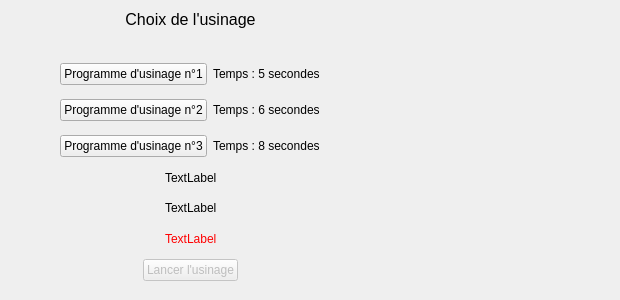
First picture: the form in Views/ProgramsList.ui, repository Soluce-Development/Maquette, before the edit.
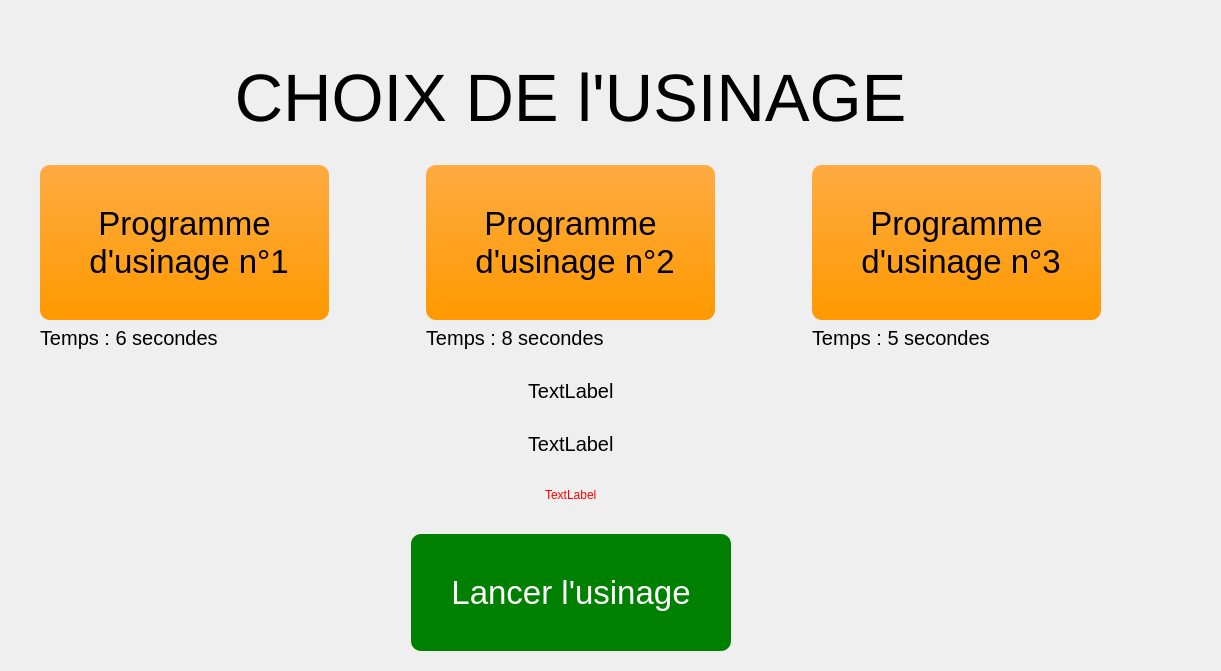
Second picture: the form after the edit.

Diff of the .ui file:
```diff
--- a/Views/ProgramsList.ui
+++ b/Views/ProgramsList.ui
@@ -6,8 +6,8 @@
    <rect>
     <x>0</x>
     <y>0</y>
-    <width>620</width>
-    <height>300</height>
+    <width>1221</width>
+    <height>671</height>
    </rect>
   </property>
   <property name="windowTitle">
@@ -16,24 +16,46 @@
   <widget class="QWidget" name="verticalLayoutWidget_2">
    <property name="geometry">
     <rect>
-     <x>60</x>
-     <y>10</y>
-     <width>261</width>
-     <height>271</height>
+     <x>0</x>
+     <y>20</y>
+     <width>1141</width>
+     <height>671</height>
     </rect>
    </property>
    <layout class="QVBoxLayout" name="verticalLayout_2">
     <item>
      <layout class="QVBoxLayout" name="verticalLayout">
+      <item>
+       <spacer name="verticalSpacer_9">
+        <property name="orientation">
+         <enum>Qt::Vertical</enum>
+        </property>
+        <property name="sizeType">
+         <enum>QSizePolicy::Fixed</enum>
+        </property>
+        <property name="sizeHint" stdset="0">
+         <size>
+          <width>20</width>
+          <height>40</height>
+         </size>
+        </property>
+       </spacer>
+      </item>
       <item>
        <widget class="QLabel" name="label_4">
         <property name="font">
          <font>
-          <pointsize>12</pointsize>
+          <pointsize>50</pointsize>
          </font>
         </property>
+        <property name="styleSheet">
+         <string notr="true">QLabel {
+	qproperty-alignment: AlignCenter;
+	font-size: 50pt;
+}</string>
+        </property>
         <property name="text">
-         <string>Choix de l'usinage</string>
+         <string>CHOIX DE l'USINAGE</string>
         </property>
         <property name="alignment">
          <set>Qt::AlignCenter</set>
@@ -45,6 +67,9 @@
         <property name="orientation">
          <enum>Qt::Vertical</enum>
         </property>
+        <property name="sizeType">
+         <enum>QSizePolicy::Expanding</enum>
+        </property>
         <property name="sizeHint" stdset="0">
          <size>
           <width>20</width>
@@ -56,66 +81,59 @@
       <item>
        <layout class="QHBoxLayout" name="horizontalLayout">
         <item>
-         <layout class="QHBoxLayout" name="horizontalLayout_4">
+         <spacer name="horizontalSpacer_10">
+          <property name="orientation">
+           <enum>Qt::Horizontal</enum>
+          </property>
+          <property name="sizeType">
+           <enum>QSizePolicy::Fixed</enum>
+          </property>
+          <property name="sizeHint" stdset="0">
+           <size>
+            <width>40</width>
+            <height>20</height>
+           </size>
+          </property>
+         </spacer>
+        </item>
+        <item>
+         <layout class="QVBoxLayout" name="verticalLayout_5">
           <item>
            <widget class="QPushButton" name="btn_prog1">
             <property name="styleSheet">
-             <string notr="true">checked {color: white; background-color: green;}</string>
+             <string notr="true">QPushButton
+{
+	background-color: qlineargradient(spread:repeat, x1:1, y1:0, x2:1, y2:1, stop:0 rgba(254, 171, 66, 255),stop:1 rgba(255, 153, 0, 255));
+	color: #000;
+	font-size: 25pt;
+	border-radius: 10px;
+	padding: 40px;
+
+
+}
+
+QPushButton::pressed
+{
+	background-color: #6b960f;
+
+}
+
+</string>
             </property>
             <property name="text">
-             <string>Programme d'usinage n°1</string>
-            </property>
-            <property name="checkable">
-             <bool>true</bool>
-            </property>
-            <property name="checked">
-             <bool>false</bool>
-            </property>
-           </widget>
-          </item>
-          <item>
-           <widget class="QLabel" name="label_5">
-            <property name="text">
-             <string>Temps : 5 secondes</string>
-            </property>
-           </widget>
-          </item>
-         </layout>
-        </item>
-       </layout>
-      </item>
-      <item>
-       <spacer name="verticalSpacer">
-        <property name="orientation">
-         <enum>Qt::Vertical</enum>
-        </property>
-        <property name="sizeType">
-         <enum>QSizePolicy::Maximum</enum>
-        </property>
-        <property name="sizeHint" stdset="0">
-         <size>
-          <width>20</width>
-          <height>20</height>
-         </size>
-        </property>
-       </spacer>
-      </item>
-      <item>
-       <layout class="QHBoxLayout" name="horizontalLayout_2">
-        <item>
-         <layout class="QHBoxLayout" name="horizontalLayout_3">
-          <item>
-           <widget class="QPushButton" name="btn_prog2">
-            <property name="text">
-             <string>Programme d'usinage n°2</string>
-            </property>
-            <property name="checkable">
-             <bool>true</bool>
+             <string>Programme 
+ d'usinage n°1</string>
             </property>
            </widget>
           </item>
           <item>
            <widget class="QLabel" name="label_6">
+            <property name="styleSheet">
+             <string notr="true">QLabel {
+	qproperty-alignment: AlignCenter;
+	font-size: 15pt;
+}</string>
+            </property>
             <property name="text">
              <string>Temps : 6 secondes</string>
             </property>
@@ -123,49 +141,144 @@
           </item>
          </layout>
         </item>
-       </layout>
-      </item>
-      <item>
-       <spacer name="verticalSpacer_2">
-        <property name="orientation">
-         <enum>Qt::Vertical</enum>
-        </property>
-        <property name="sizeType">
-         <enum>QSizePolicy::Maximum</enum>
-        </property>
-        <property name="sizeHint" stdset="0">
-         <size>
-          <width>20</width>
-          <height>20</height>
-         </size>
-        </property>
-       </spacer>
-      </item>
-      <item>
-       <layout class="QHBoxLayout" name="horizontalLayout_5">
         <item>
-         <widget class="QPushButton" name="btn_prog3">
-          <property name="text">
-           <string>Programme d'usinage n°3</string>
+         <spacer name="horizontalSpacer_9">
+          <property name="orientation">
+           <enum>Qt::Horizontal</enum>
           </property>
-          <property name="checkable">
-           <bool>true</bool>
+          <property name="sizeHint" stdset="0">
+           <size>
+            <width>40</width>
+            <height>20</height>
+           </size>
           </property>
-         </widget>
+         </spacer>
         </item>
         <item>
-         <widget class="QLabel" name="label_7">
-          <property name="text">
-           <string>Temps : 8 secondes</string>
+         <layout class="QVBoxLayout" name="verticalLayout_6">
+          <item>
+           <widget class="QPushButton" name="btn_prog2">
+            <property name="styleSheet">
+             <string notr="true">QPushButton
+{
+	background-color: qlineargradient(spread:repeat, x1:1, y1:0, x2:1, y2:1, stop:0 rgba(254, 171, 66, 255),stop:1 rgba(255, 153, 0, 255));
+	color: #000;
+	font-size: 25pt;
+	border-radius: 10px;
+	padding: 40px;
+
+
+}
+
+QPushButton::pressed
+{
+	background-color: #6b960f;
+
+}
+
+</string>
+            </property>
+            <property name="text">
+             <string>Programme 
+ d'usinage n°2</string>
+            </property>
+           </widget>
+          </item>
+          <item>
+           <widget class="QLabel" name="label_7">
+            <property name="styleSheet">
+             <string notr="true">QLabel {
+	qproperty-alignment: AlignCenter;
+		font-size: 15pt;
+}</string>
+            </property>
+            <property name="text">
+             <string>Temps : 8 secondes</string>
+            </property>
+           </widget>
+          </item>
+         </layout>
+        </item>
+        <item>
+         <spacer name="horizontalSpacer_11">
+          <property name="orientation">
+           <enum>Qt::Horizontal</enum>
           </property>
-         </widget>
+          <property name="sizeHint" stdset="0">
+           <size>
+            <width>40</width>
+            <height>20</height>
+           </size>
+          </property>
+         </spacer>
         </item>
+        <item>
+         <layout class="QVBoxLayout" name="verticalLayout_7">
+          <item>
+           <widget class="QPushButton" name="btn_prog3">
+            <property name="styleSheet">
+             <string notr="true">QPushButton
+{
+	background-color: qlineargradient(spread:repeat, x1:1, y1:0, x2:1, y2:1, stop:0 rgba(254, 171, 66, 255),stop:1 rgba(255, 153, 0, 255));
+	color: #000;
+	font-size: 25pt;
+	border-radius: 10px;
+	padding: 40px;
+
+
+}
+
+QPushButton::pressed
+{
+	background-color: #6b960f;
+
+}
+
+</string>
+            </property>
+            <property name="text">
+             <string>Programme 
+ d'usinage n°3</string>
+            </property>
+           </widget>
+          </item>
+          <item>
+           <widget class="QLabel" name="label_5">
+            <property name="styleSheet">
+             <string notr="true">QLabel {
+	qproperty-alignment: AlignCenter;
+	font-size: 15pt;
+}</string>
+            </property>
+            <property name="text">
+             <string>Temps : 5 secondes</string>
+            </property>
+           </widget>
+          </item>
+         </layout>
+        </item>
+        <item>
+         <spacer name="horizontalSpacer_12">
+          <property name="orientation">
+           <enum>Qt::Horizontal</enum>
+          </property>
+          <property name="sizeType">
+           <enum>QSizePolicy::Fixed</enum>
+          </property>
+          <property name="sizeHint" stdset="0">
+           <size>
+            <width>40</width>
+            <height>20</height>
+           </size>
+          </property>
+         </spacer>
+        </item>
        </layout>
       </item>
      </layout>
     </item>
     <item>
-     <spacer name="verticalSpacer_3">
+     <spacer name="verticalSpacer">
       <property name="orientation">
        <enum>Qt::Vertical</enum>
       </property>
@@ -194,6 +307,12 @@
       </item>
       <item>
        <widget class="QLabel" name="text_choose_program">
+        <property name="styleSheet">
+         <string notr="true">QLabel {
+	qproperty-alignment: AlignCenter;
+		font-size: 15pt;
+}</string>
+        </property>
         <property name="text">
          <string>TextLabel</string>
         </property>
@@ -244,6 +363,12 @@
       </item>
       <item>
        <widget class="QLabel" name="text_door">
+        <property name="styleSheet">
+         <string notr="true">QLabel {
+	qproperty-alignment: AlignCenter;
+		font-size: 15pt;
+}</string>
+        </property>
         <property name="text">
          <string>TextLabel</string>
         </property>
@@ -295,8 +420,15 @@
       <item>
        <widget class="QLabel" name="text_emergency">
         <property name="styleSheet">
-         <string notr="true">color: rgb(255, 0, 0);
-font: italic 9pt &quot;Segoe UI&quot;;</string>
+         <string notr="true">
+QLabel {
+	qproperty-alignment: AlignCenter;
+
+	color: rgb(255, 0, 0);
+	font: italic 15pt &quot;Segoe UI&quot;;
+
+
+}</string>
         </property>
         <property name="text">
          <string>TextLabel</string>
@@ -351,6 +483,15 @@
         <property name="enabled">
          <bool>false</bool>
         </property>
+        <property name="styleSheet">
+         <string notr="true">QPushButton {
+		background-color:  green;
+	color: #fff;
+	font-size: 25pt;
+	border-radius: 10px;
+	padding: 40px;
+}</string>
+        </property>
         <property name="text">
          <string>Lancer l'usinage</string>
         </property>
@@ -371,6 +512,22 @@
       </item>
      </layout>
     </item>
+    <item>
+     <spacer name="verticalSpacer_10">
+      <property name="orientation">
+       <enum>Qt::Vertical</enum>
+      </property>
+      <property name="sizeType">
+       <enum>QSizePolicy::Fixed</enum>
+      </property>
+      <property name="sizeHint" stdset="0">
+       <size>
+        <width>20</width>
+        <height>40</height>
+       </size>
+      </property>
+     </spacer>
+    </item>
    </layout>
   </widget>
  </widget>
```
Left out of the diff: 5 changed lines with no effect on the pictures.
